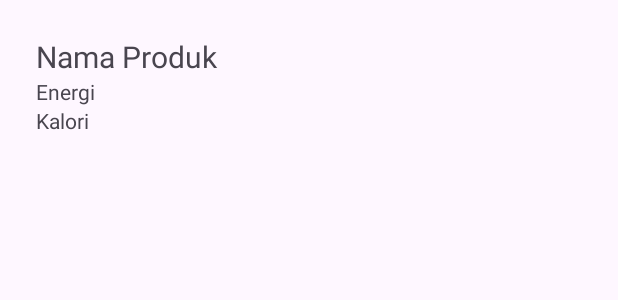
After one commit to RndHanz/NutriScanAPP, an Android app: the layout activity_detail.xml on its own in the app's theme, with its tools: preview values and no code run, on a phone screen of 412 x 824 dp. The commit adds this screen. Shown: the top 300 px of the screen. Run offline under Robolectric (Android 15) with nearby library versions, the phone set to English and light mode, and no system bars.

```diff
--- /dev/null
+++ b/app/src/main/res/layout/activity_detail.xml
@@ -0,0 +1,27 @@
+<?xml version="1.0" encoding="utf-8"?>
+<LinearLayout xmlns:android="http://schemas.android.com/apk/res/android"
+    android:orientation="vertical"
+    android:padding="24dp"
+    android:layout_width="match_parent"
+    android:layout_height="match_parent">
+
+    <TextView
+        android:id="@+id/tvNama"
+        android:text="Nama Produk"
+        android:textSize="20sp"
+        android:layout_width="match_parent"
+        android:layout_height="wrap_content" />
+
+    <TextView
+        android:id="@+id/tvEnergi"
+        android:text="Energi"
+        android:layout_width="match_parent"
+        android:layout_height="wrap_content" />
+
+    <TextView
+        android:id="@+id/tvKalori"
+        android:text="Kalori"
+        android:layout_width="match_parent"
+        android:layout_height="wrap_content" />
+
+</LinearLayout>
```
Also changed, not shown: app/src/main/java/com/example/nutriscanapp/DetailActivity.java (+58 -1 lines), app/src/main/java/com/example/nutriscanapp/helper/RetrofitClient.java (added, +19 -0 lines), app/src/main/java/com/example/nutriscanapp/network/OpenFoodFactsApi.java (added, +11 -0 lines).
